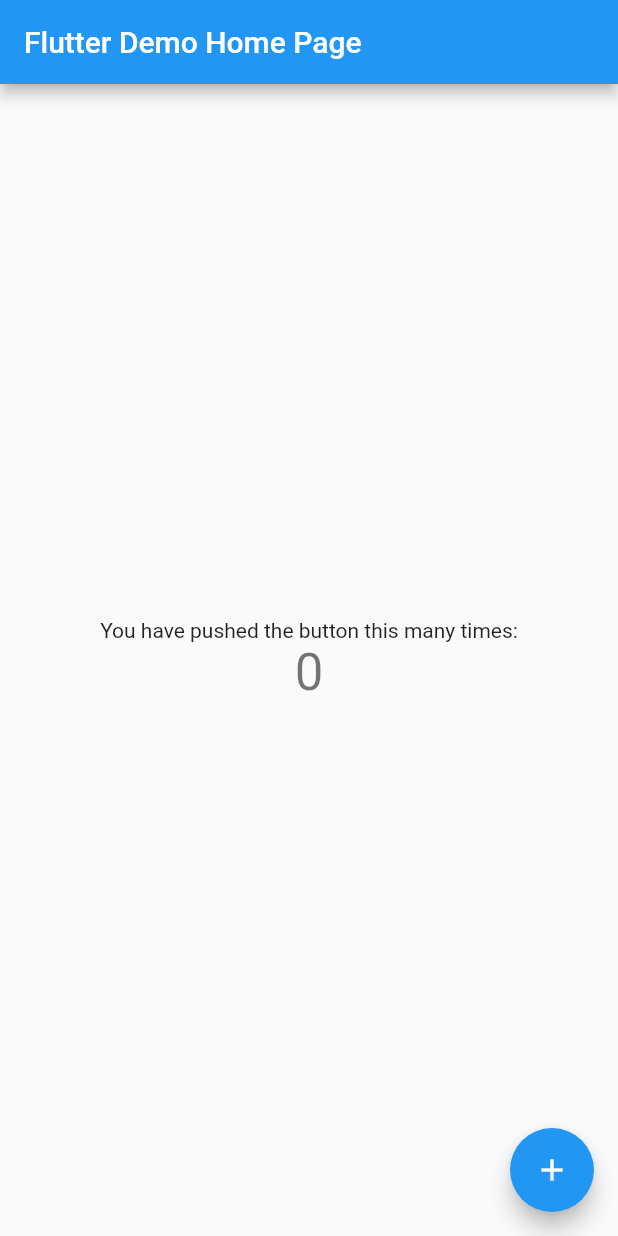
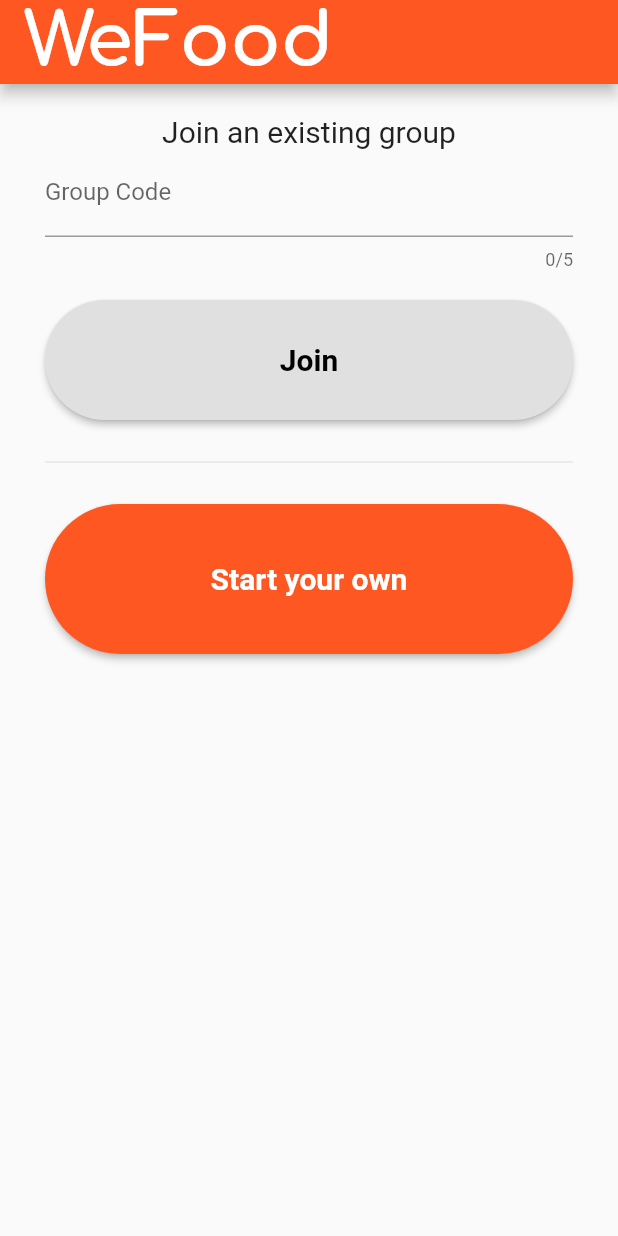
Before and after one commit to neutonfoo/wefood-mobile, a Flutter app: the screen it shows after launch, on a phone screen of 412 x 824 dp. Run offline on Flutter 3.47's test engine with Material 2 defaults, Android fonts, the phone set to English and light mode, and no system bars.

```diff
--- a/lib/main.dart
+++ b/lib/main.dart
@@ -1,111 +1,55 @@
 import 'package:flutter/material.dart';
+import 'package:flutter/rendering.dart';
 
-void main() => runApp(MyApp());
+import 'package:wefood/screens/index.dart';
 
-class MyApp extends StatelessWidget {
-  // This widget is the root of your application.
-  @override
-  Widget build(BuildContext context) {
-    return MaterialApp(
-      title: 'Flutter Demo',
-      theme: ThemeData(
-        // This is the theme of your application.
-        //
-        // Try running your application with "flutter run". You'll see the
-        // application has a blue toolbar. Then, without quitting the app, try
-        // changing the primarySwatch below to Colors.green and then invoke
-        // "hot reload" (press "r" in the console where you ran "flutter run",
-        // or simply save your changes to "hot reload" in a Flutter IDE).
-        // Notice that the counter didn't reset back to zero; the application
-        // is not restarted.
-        primarySwatch: Colors.blue,
-      ),
-      home: MyHomePage(title: 'Flutter Demo Home Page'),
-    );
-  }
+//void main() => runApp(WeFood());
+void main() {
+//  debugPaintSizeEnabled = true;
+//  debugPaintBaselinesEnabled = true;
+//  debugPaintPointersEnabled = true;
+
+  runApp(WeFood());
 }
 
-class MyHomePage extends StatefulWidget {
-  MyHomePage({Key key, this.title}) : super(key: key);
+class WeFood extends StatelessWidget {
+  final Map<String, WidgetBuilder> routes = <String, WidgetBuilder>{
+    '/': (BuildContext context) => Home(),
+    '/create': (BuildContext context) => Create()
+  };
 
-  // This widget is the home page of your application. It is stateful, meaning
-  // that it has a State object (defined below) that contains fields that affect
-  // how it looks.
+  final ThemeData themeData = ThemeData(
+    primarySwatch: Colors.deepOrange,
+    textTheme: TextTheme(
+      body1: TextStyle(fontSize: 20.0,),
+      button: TextStyle(fontSize: 20.0, fontWeight: FontWeight.bold),
+    ),
+  );
 
-  // This class is the configuration for the state. It holds the values (in this
-  // case the title) provided by the parent (in this case the App widget) and
-  // used by the build method of the State. Fields in a Widget subclass are
-  // always marked "final".
+  Route<dynamic> _getRoute(RouteSettings settings) {
 
-  final String title;
+    final Map<String, dynamic> arguments = settings.arguments;
 
-  @override
-  _MyHomePageState createState() => _MyHomePageState();
-}
+    if(settings.name == '/join') {
 
-class _MyHomePageState extends State<MyHomePage> {
-  int _counter = 0;
+      String groupCode = arguments['groupCode'];
 
-  void _incrementCounter() {
-    setState(() {
-      // This call to setState tells the Flutter framework that something has
-      // changed in this State, which causes it to rerun the build method below
-      // so that the display can reflect the updated values. If we changed
-      // _counter without calling setState(), then the build method would not be
-      // called again, and so nothing would appear to happen.
-      _counter++;
-    });
+      return MaterialPageRoute<void>(
+        builder: (BuildContext context) => Join(groupCode: groupCode)
+      );
+    }
+
+    // The other paths we support are in the routes table.
+    return null;
   }
 
   @override
   Widget build(BuildContext context) {
-    // This method is rerun every time setState is called, for instance as done
-    // by the _incrementCounter method above.
-    //
-    // The Flutter framework has been optimized to make rerunning build methods
-    // fast, so that you can just rebuild anything that needs updating rather
-    // than having to individually change instances of widgets.
-    return Scaffold(
-      appBar: AppBar(
-        // Here we take the value from the MyHomePage object that was created by
-        // the App.build method, and use it to set our appbar title.
-        title: Text(widget.title),
-      ),
-      body: Center(
-        // Center is a layout widget. It takes a single child and positions it
-        // in the middle of the parent.
-        child: Column(
-          // Column is also layout widget. It takes a list of children and
-          // arranges them vertically. By default, it sizes itself to fit its
-          // children horizontally, and tries to be as tall as its parent.
-          //
-          // Invoke "debug painting" (press "p" in the console, choose the
-          // "Toggle Debug Paint" action from the Flutter Inspector in Android
-          // Studio, or the "Toggle Debug Paint" command in Visual Studio Code)
-          // to see the wireframe for each widget.
-          //
-          // Column has various properties to control how it sizes itself and
-          // how it positions its children. Here we use mainAxisAlignment to
-          // center the children vertically; the main axis here is the vertical
-          // axis because Columns are vertical (the cross axis would be
-          // horizontal).
-          mainAxisAlignment: MainAxisAlignment.center,
-          children: <Widget>[
-            Text(
-              'You have pushed the button this many times:',
-            ),
-            Text(
-              '$_counter',
-              style: Theme.of(context).textTheme.display1,
-            ),
-          ],
-        ),
-      ),
-      floatingActionButton: FloatingActionButton(
-        onPressed: _incrementCounter,
-        tooltip: 'Increment',
-        child: Icon(Icons.add),
-      ), // This trailing comma makes auto-formatting nicer for build methods.
+    return MaterialApp(
+      routes: routes,
+      onGenerateRoute: _getRoute,
+      theme: themeData,
+      initialRoute: '/',
     );
   }
 }
--- /dev/null
+++ b/lib/models/group.dart
@@ -0,0 +1,38 @@
+import 'dart:async';
+import 'dart:convert';
+
+import 'package:flutter/material.dart';
+
+import 'package:http/http.dart' as http;
+
+class Group {
+  final String _API_URL = 'https://salhacks.com/wefood_new/api.php';
+  final String groupCode;
+
+  Group({@required this.groupCode});
+
+  void getGroup() {
+    final Map<String, String> parameters = {
+      'action': 'join',
+      'group_code': groupCode,
+    };
+
+//    Future<http.Response> response = http.post(_API_URL, body: parameters);
+//    if(response.statusCode)
+
+//    var response = await http.get(url);
+//    if (response.statusCode == 200) {
+//      var jsonResponse = convert.jsonDecode(response.body);
+//      var itemCount = jsonResponse['totalItems'];
+//      print("Number of books about http: $itemCount.");
+//    } else {
+//      print("Request failed with status: ${response.statusCode}.");
+//    }
+
+    http.post(_API_URL, body: parameters).then((http.Response response) {
+//      final List<dynamic> responseData = json.decode(response.body);
+      final Map<String, dynamic> responseData = json.decode(response.body);
+      print(responseData);
+    });
+  }
+}
--- /dev/null
+++ b/lib/screens/home.dart
@@ -0,0 +1,35 @@
+import 'package:flutter/material.dart';
+
+import 'package:wefood/widgets/body_container.dart';
+import 'package:wefood/widgets/form_divider.dart';
+
+import 'package:wefood/screens/widgets/home_join_section.dart';
+import 'package:wefood/screens/widgets/home_create_section.dart';
+
+class Home extends StatelessWidget {
+  @override
+  Widget build(BuildContext context) {
+    return Scaffold(
+      appBar: AppBar(
+        title: Text(
+          'WeFood',
+          style: TextStyle(
+            fontFamily: 'Comfortaa',
+            fontSize: 50.0,
+            fontWeight: FontWeight.bold,
+          ),
+          textAlign: TextAlign.center,
+        ),
+      ),
+      body:
+      BodyContainer(
+        child: Column(
+          children: <Widget>[
+          HomeJoinSection(),
+          FormDivider(),
+          HomeCreateSection(),
+        ],)
+      ),
+    );
+  }
+}
--- /dev/null
+++ b/lib/screens/index.dart
@@ -0,0 +1,3 @@
+export 'package:wefood/screens/home.dart';
+export 'package:wefood/screens/create.dart';
+export 'package:wefood/screens/join.dart';
--- /dev/null
+++ b/lib/screens/join.dart
@@ -0,0 +1,50 @@
+import 'package:flutter/material.dart';
+
+import 'package:wefood/widgets/body_container.dart';
+
+import 'package:wefood/models/group.dart';
+
+class Join extends StatefulWidget {
+  final String groupCode;
+
+  Join({@required this.groupCode});
+
+  @override
+  StatefulElement createElement() {
+    return super.createElement();
+  }
+
+  @override
+  State<StatefulWidget> createState() =>_JoinState();
+}
+
+class _JoinState extends State<Join> {
+
+  Group group;
+
+  @override
+  void initState() {
+    group = Group(groupCode: widget.groupCode);
+    group.getGroup();
+    super.initState();
+  }
+
+  @override
+  void dispose() {
+    group = null;
+    super.dispose();
+  }
+
+  @override
+  Widget build(BuildContext context) {
+//    group = Group(groupCode: widget.groupCode);
+//    group.getGroup();
+
+    return Scaffold(
+      appBar: AppBar(title: Text('Group ${widget.groupCode}')),
+      body: BodyContainer(
+        child: Text('Testing'),
+      ),
+    );
+  }
+}
--- /dev/null
+++ b/lib/screens/widgets/home_create_section.dart
@@ -0,0 +1,22 @@
+import 'package:flutter/material.dart';
+
+import 'package:wefood/widgets/form_button.dart';
+import 'package:wefood/widgets/form_spacer.dart';
+
+class HomeCreateSection extends StatelessWidget {
+  @override
+  Widget build(BuildContext context) {
+    return Column(
+      children: <Widget>[
+//        Text('Start your own survey'),
+        FormButton(
+          buttonText: 'Start your own',
+          isPrimaryButton: true,
+          callback: () {
+            Navigator.pushNamed(context, '/create');
+          },
+        ),
+      ],
+    );
+  }
+}
--- /dev/null
+++ b/lib/screens/widgets/home_join_section.dart
@@ -0,0 +1,57 @@
+import 'package:flutter/material.dart';
+
+import 'package:wefood/widgets/form_spacer.dart';
+import 'package:wefood/widgets/form_button.dart';
+
+class HomeJoinSection extends StatefulWidget {
+  @override
+  State<StatefulWidget> createState() => _HomeJoinSectionState();
+}
+
+class _HomeJoinSectionState extends State<HomeJoinSection> {
+  final GlobalKey<FormState> _formKey = GlobalKey<FormState>();
+
+  final TextEditingController groupCodeController = TextEditingController();
+
+  @override
+  Widget build(BuildContext context) {
+    return Form(
+      key: _formKey,
+      child: Column(
+        children: <Widget>[
+          Text('Join an existing group'),
+          TextFormField(
+            validator: (value) {
+              if(value.length < 5) {
+                return 'The group code has to be a 5 digit integer';
+              }
+            },
+            controller: groupCodeController,
+            keyboardType: TextInputType.number,
+            maxLength: 5,
+            decoration: InputDecoration(
+              labelText: 'Group Code',
+              hintText: 'Enter your group code here and click join',
+            ),
+          ),
+          FormSpacer(),
+          FormButton(
+            buttonText: 'Join',
+            isPrimaryButton: false,
+            callback: () {
+              if(_formKey.currentState.validate()) {
+                Navigator.pushNamed(
+                  context,
+                  '/join',
+                  arguments: {
+                    'groupCode' : groupCodeController.text
+                  },
+                );
+              }
+            },
+          ),
+        ],
+      ),
+    );
+  }
+}
--- /dev/null
+++ b/lib/widgets/body_container.dart
@@ -0,0 +1,22 @@
+import 'package:flutter/material.dart';
+import 'package:flutter/foundation.dart';
+
+class BodyContainer extends StatelessWidget {
+  final Widget child;
+
+  BodyContainer({@required Widget this.child});
+
+  @override
+  Widget build(BuildContext context) {
+    return GestureDetector(
+      behavior: HitTestBehavior.opaque,
+      onTap: () {
+        FocusScope.of(context).requestFocus(new FocusNode());
+      },
+      child: Container(
+        padding: EdgeInsets.only(top: 20.0, left: 30.0, right: 30.0),
+        child: child,
+      ),
+    );
+  }
+}
--- /dev/null
+++ b/lib/widgets/form_button.dart
@@ -0,0 +1,52 @@
+import 'package:flutter/material.dart';
+
+class FormButton extends StatelessWidget {
+  final String buttonText;
+  final VoidCallback callback;
+  final bool isPrimaryButton;
+
+  FormButton({
+    @required this.buttonText,
+    @required this.callback,
+    this.isPrimaryButton = false,
+  });
+
+  double getHeight(BuildContext context) {
+    if(this.isPrimaryButton) {
+      return 100.0;
+    }
+
+    return 80.0;
+  }
+
+  Color getColor(BuildContext context) {
+    if(this.isPrimaryButton) {
+      return Theme.of(context).primaryColor;
+    }
+
+    return Theme.of(context).buttonColor;
+  }
+
+  Color getTextColor(BuildContext context) {
+    if(this.isPrimaryButton) {
+      return Colors.white;
+    }
+
+    return Colors.black;
+  }
+
+  @override
+  Widget build(BuildContext context) {
+    return SizedBox(
+      width: double.infinity,
+      height: getHeight(context),
+      child: RaisedButton(
+        child: Text(buttonText),
+        color: getColor(context),
+        textColor: getTextColor(context),
+        shape: StadiumBorder(),
+        onPressed: callback,
+      ),
+    );
+  }
+}
--- /dev/null
+++ b/lib/widgets/form_divider.dart
@@ -0,0 +1,14 @@
+import 'package:flutter/material.dart';
+
+import 'package:wefood/widgets/form_spacer.dart';
+
+class FormDivider extends StatelessWidget {
+  @override
+  Widget build(BuildContext context) {
+    return Column(children: <Widget>[
+      FormSpacer(),
+      Divider(),
+      FormSpacer(),
+    ],);
+  }
+}
--- /dev/null
+++ b/lib/widgets/form_spacer.dart
@@ -0,0 +1,8 @@
+import 'package:flutter/material.dart';
+
+class FormSpacer extends StatelessWidget {
+  @override
+  Widget build(BuildContext context) {
+    return Container(height: 20.0);
+  }
+}
```
Also changed, not shown: lib/screens/create.dart (added, +159 -0 lines), pubspec.yaml (+10 -12 lines), assets/fonts/Comfortaa-Bold.ttf (added), assets/fonts/Comfortaa-Light.ttf (added), assets/fonts/Comfortaa-Regular.ttf (added), pubspec.lock, 4 other files.
